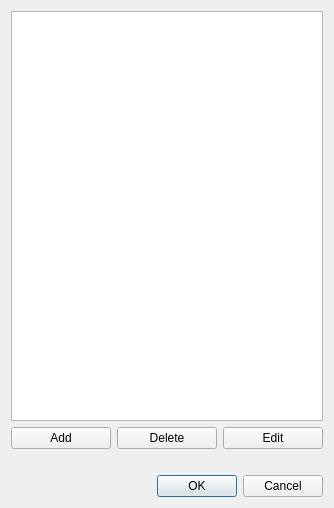
Before: the Qt Designer form src/dlggrantseditor.ui in syyyr/shvspy, drawn with Qt 5.
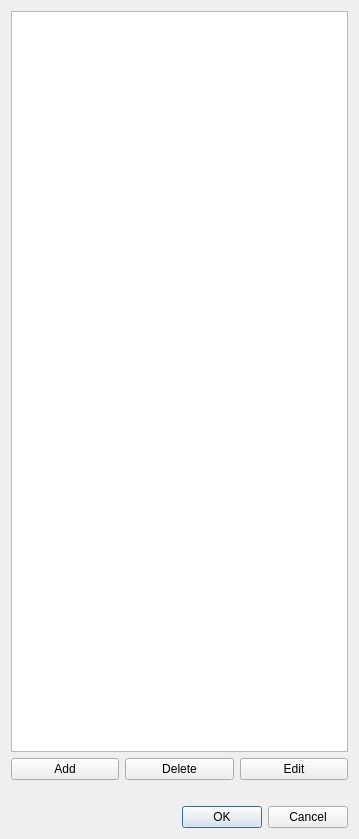
After: the same form once the commit is applied.

What changed in the file:
```diff
--- a/src/dlggrantseditor.ui
+++ b/src/dlggrantseditor.ui
@@ -6,8 +6,8 @@
    <rect>
     <x>0</x>
     <y>0</y>
-    <width>334</width>
-    <height>508</height>
+    <width>359</width>
+    <height>839</height>
    </rect>
   </property>
   <property name="windowTitle">
@@ -15,7 +15,11 @@
   </property>
   <layout class="QVBoxLayout" name="verticalLayout">
    <item>
-    <widget class="QTableWidget" name="twGrants"/>
+    <widget class="QTableWidget" name="twGrants">
+     <property name="alternatingRowColors">
+      <bool>true</bool>
+     </property>
+    </widget>
    </item>
    <item>
     <layout class="QHBoxLayout" name="horizontalLayout">
```
